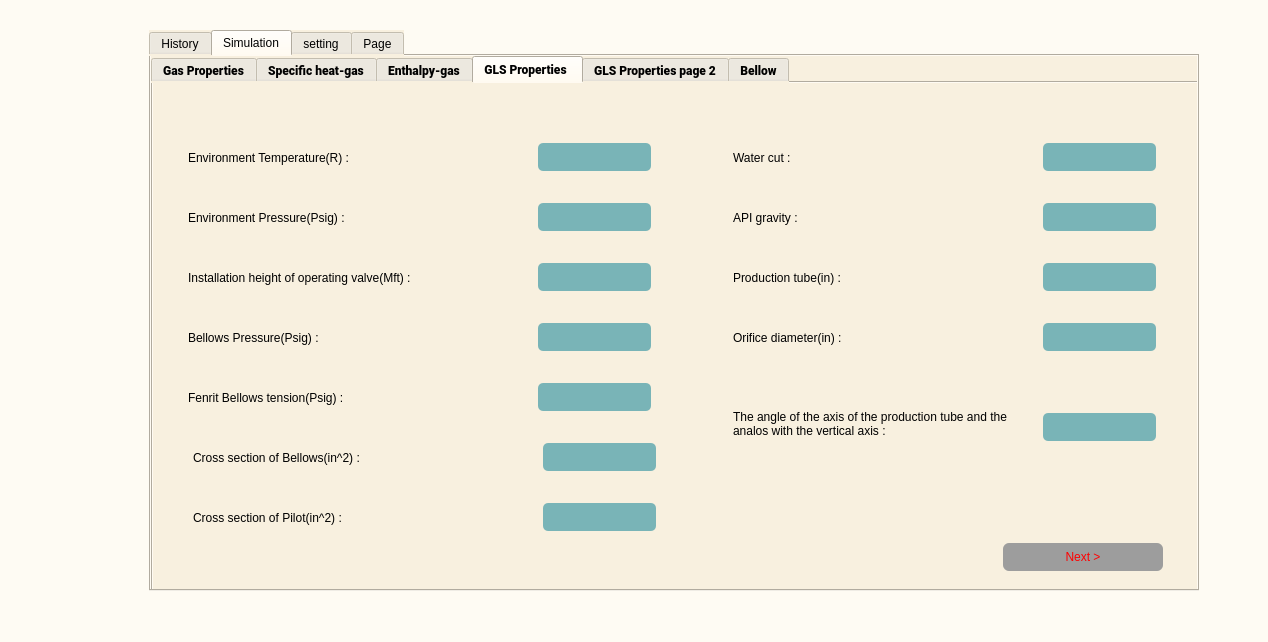
First picture: the form in front/Apps.ui, repository sajadghandehari/Design-ejector-simulation-software, before the edit.
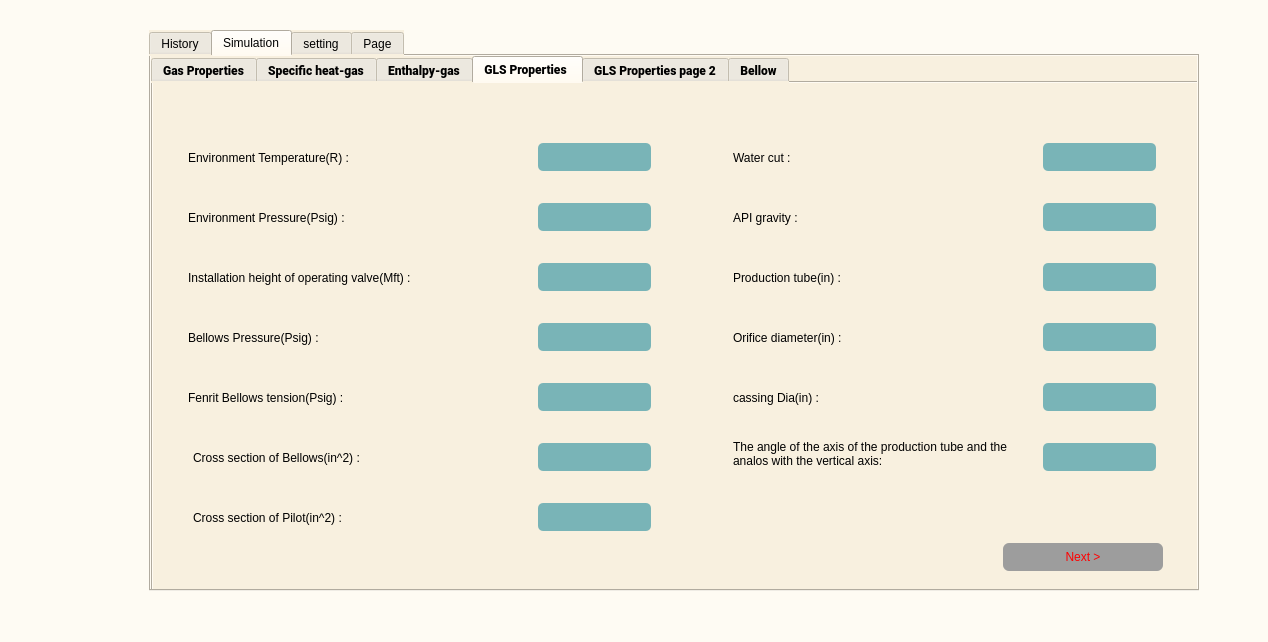
Second picture: the form after the edit. The open tabs and pages were chosen to show the change. Icons and pictures are not drawn.

Diff of the .ui file:
```diff
--- a/front/Apps.ui
+++ b/front/Apps.ui
@@ -910,7 +910,7 @@
        <widget class="QLineEdit" name="lineEdit_7">
         <property name="geometry">
          <rect>
-          <x>390</x>
+          <x>385</x>
           <y>360</y>
           <width>113</width>
           <height>28</height>
@@ -943,7 +943,7 @@
        <widget class="QLineEdit" name="lineEdit_8">
         <property name="geometry">
          <rect>
-          <x>390</x>
+          <x>385</x>
           <y>420</y>
           <width>113</width>
           <height>28</height>
@@ -1076,7 +1076,7 @@
         <property name="geometry">
          <rect>
           <x>890</x>
-          <y>330</y>
+          <y>360</y>
           <width>113</width>
           <height>28</height>
          </rect>
@@ -1096,13 +1096,13 @@
         <property name="geometry">
          <rect>
           <x>580</x>
-          <y>300</y>
+          <y>330</y>
           <width>281</width>
           <height>81</height>
          </rect>
         </property>
         <property name="text">
-         <string>The angle of the axis of the production tube and the analos with the vertical axis :</string>
+         <string>The angle of the axis of the production tube and the analos with the vertical axis:</string>
         </property>
         <property name="wordWrap">
          <bool>true</bool>
@@ -1164,6 +1164,39 @@
          <string>Next &gt;</string>
         </property>
        </widget>
+       <widget class="QLineEdit" name="lineEdit_22">
+        <property name="geometry">
+         <rect>
+          <x>890</x>
+          <y>300</y>
+          <width>113</width>
+          <height>28</height>
+         </rect>
+        </property>
+        <property name="styleSheet">
+         <string notr="true">font: 75 8pt &quot;Calibri (Body)&quot;;
+background-color: rgb(121, 180, 183);
+color: rgb(34, 40, 49);
+border-radius:5px;
+
+
+
+</string>
+        </property>
+       </widget>
+       <widget class="QLabel" name="label_23">
+        <property name="geometry">
+         <rect>
+          <x>580</x>
+          <y>300</y>
+          <width>180</width>
+          <height>30</height>
+         </rect>
+        </property>
+        <property name="text">
+         <string>cassing Dia(in) :</string>
+        </property>
+       </widget>
       </widget>
       <widget class="QWidget" name="tab_2">
        <attribute name="title">
```
Left out of the diff: 18 changed lines with no effect on the pictures.
